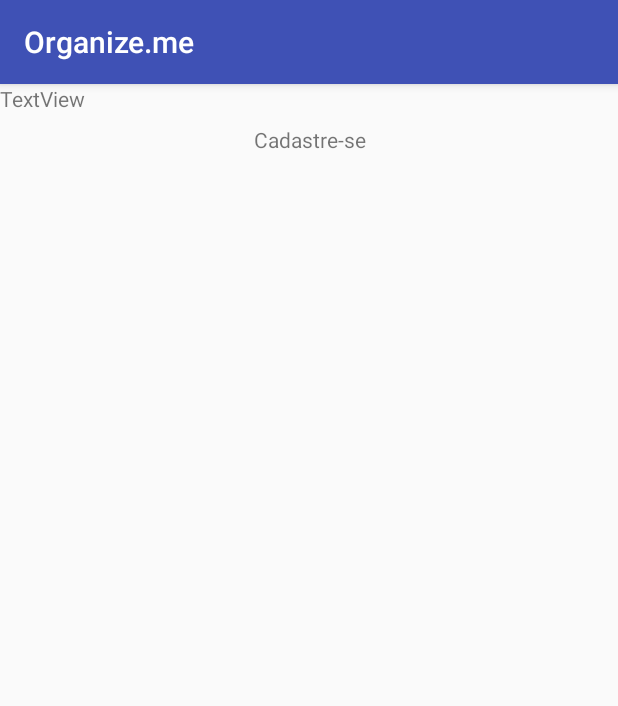
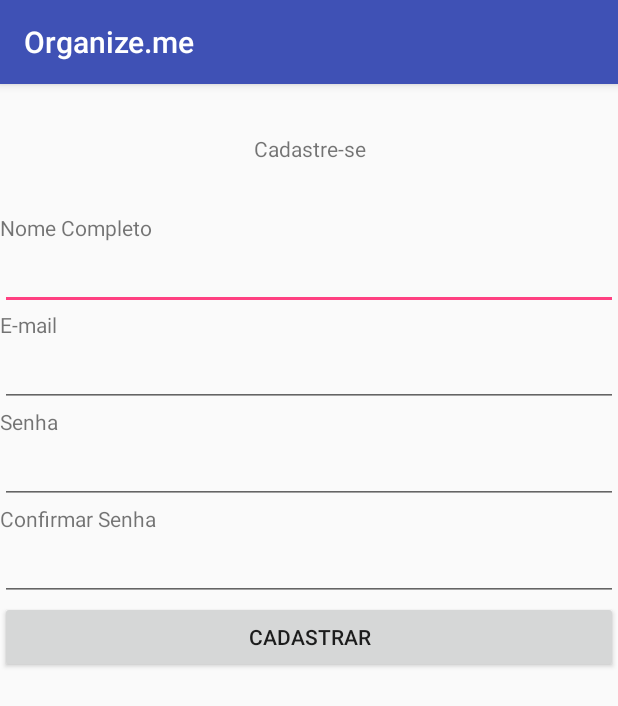
Before and after one commit to EduMeurer999/Organizeme, an Android app: the CadastroActivity screen opened directly, with no data from a screen before it, on a phone screen of 412 x 824 dp. Shown: the top 706 px of the screen. Run offline under Robolectric (Android 15) with nearby library versions, the phone set to English and light mode, and no system bars.

Commit message:
Inicio do sistema de cadastro com sqlite

```diff
--- a/app/build.gradle
+++ b/app/build.gradle
@@ -4,7 +4,7 @@ android {
     compileSdkVersion 26
     defaultConfig {
         applicationId "com.example.a20151inf0182.organizeme"
-        minSdkVersion 19
+        minSdkVersion 26
         targetSdkVersion 26
         versionCode 1
         versionName "1.0"
@@ -16,7 +16,9 @@ android {
             proguardFiles getDefaultProguardFile('proguard-android.txt'), 'proguard-rules.pro'
         }
     }
-    buildToolsVersion '26.0.2'
+    buildToolsVersion '28.0.2'
+    productFlavors {
+    }
 }
 configurations.all {
     resolutionStrategy {
--- a/app/src/main/java/com/example/a20151inf0182/organizeme/CadastroActivity.java
+++ b/app/src/main/java/com/example/a20151inf0182/organizeme/CadastroActivity.java
@@ -1,8 +1,11 @@
 package com.example.a20151inf0182.organizeme;
 
+import android.content.Context;
 import android.support.v7.app.AppCompatActivity;
 import android.os.Bundle;
 import android.widget.EditText;
+
+
 
 public class CadastroActivity extends AppCompatActivity {
 
@@ -10,6 +13,12 @@ public class CadastroActivity extends AppCompatActivity {
     protected void onCreate(Bundle savedInstanceState) {
         super.onCreate(savedInstanceState);
         setContentView(R.layout.activity_cadastro);
+        EditText edtNome = (EditText) findViewById(R.id.edtNome);
+        EditText edtEmail = (EditText) findViewById(R.id.edtEmail);
+        EditText edtSenha = (EditText) findViewById(R.id.edtSenha);
+        EditText edtSenhaC = (EditText) findViewById(R.id.edtSenhaC);
+        String nome = edtNome.getText().toString();
+        String Email = edtEmail.getText().toString();
 
     }
 }
--- /dev/null
+++ b/app/src/main/java/com/example/a20151inf0182/organizeme/Database.java
@@ -0,0 +1,38 @@
+package com.example.a20151inf0182.organizeme;
+
+import android.content.Context;
+import android.database.SQLException;
+import android.database.sqlite.SQLiteDatabase;
+import android.database.sqlite.SQLiteOpenHelper;
+import android.widget.Toast;
+
+import java.util.ArrayList;
+
+/**
+ * Created by Odair on 14/08/2018.
+ */
+
+public class Database extends SQLiteOpenHelper {
+    public static String NOME_BANCO;
+    public static String SQL;
+    public static Context CONTEXT;
+    public Database(Context context, String nomeBanco, String sql){
+        super(context, nomeBanco, null, 1);
+        this.NOME_BANCO = nomeBanco;
+        this.SQL = sql;
+    }
+
+    @Override
+    public void onCreate(SQLiteDatabase db) {
+        try {
+            db.execSQL(SQL);
+        }catch (SQLException e) {
+            Toast.makeText(CONTEXT, "Erro ao criar Tabela", Toast.LENGTH_LONG).show();
+        }
+    }
+
+    @Override
+    public void onUpgrade(SQLiteDatabase db, int oldVersion, int newVersion) {
+
+    }
+}
--- a/app/src/main/java/com/example/a20151inf0182/organizeme/PostContract.java
+++ /dev/null
@@ -1,8 +0,0 @@
-package com.example.a20151inf0182.organizeme;
-
-/**
- * Created by Odair on 14/08/2018.
- */
-
-public final class PostContract {
-}
--- a/app/src/main/res/layout/activity_cadastro.xml
+++ b/app/src/main/res/layout/activity_cadastro.xml
@@ -8,14 +8,67 @@
     android:orientation="vertical">
 
     <TextView
+        android:id="@+id/txtCadastre"
+        android:layout_width="match_parent"
+        android:layout_height="86dp"
+        android:gravity="center"
+        android:text="Cadastre-se" />
+
+    <TextView
+        android:id="@+id/txtNome"
         android:layout_width="match_parent"
         android:layout_height="wrap_content"
-        android:text="TextView" />
+        android:text="Nome Completo" />
+
+    <EditText
+        android:id="@+id/edtNome"
+        android:layout_width="match_parent"
+        android:layout_height="wrap_content"
+        android:ems="10"
+        android:inputType="textPersonName" />
 
     <TextView
-        android:id="@+id/textView2"
+        android:id="@+id/txtEmail"
         android:layout_width="match_parent"
-        android:layout_height="36dp"
-        android:text="Cadastre-se"
-        android:gravity="center" />
+        android:layout_height="wrap_content"
+        android:text="E-mail" />
+
+    <EditText
+        android:id="@+id/edtEmail"
+        android:layout_width="match_parent"
+        android:layout_height="wrap_content"
+        android:ems="10"
+        android:inputType="textEmailAddress" />
+
+    <TextView
+        android:id="@+id/txtSenha"
+        android:layout_width="match_parent"
+        android:layout_height="wrap_content"
+        android:text="Senha" />
+
+    <EditText
+        android:id="@+id/edtSenha"
+        android:layout_width="match_parent"
+        android:layout_height="wrap_content"
+        android:ems="10"
+        android:inputType="textPassword" />
+
+    <TextView
+        android:id="@+id/txtSenhaC"
+        android:layout_width="match_parent"
+        android:layout_height="wrap_content"
+        android:text="Confirmar Senha" />
+
+    <EditText
+        android:id="@+id/edtSenhaC"
+        android:layout_width="match_parent"
+        android:layout_height="wrap_content"
+        android:ems="10"
+        android:inputType="textPassword" />
+
+    <Button
+        android:id="@+id/btnCadastrarUser"
+        android:layout_width="match_parent"
+        android:layout_height="wrap_content"
+        android:text="Cadastrar" />
 </LinearLayout>
```
